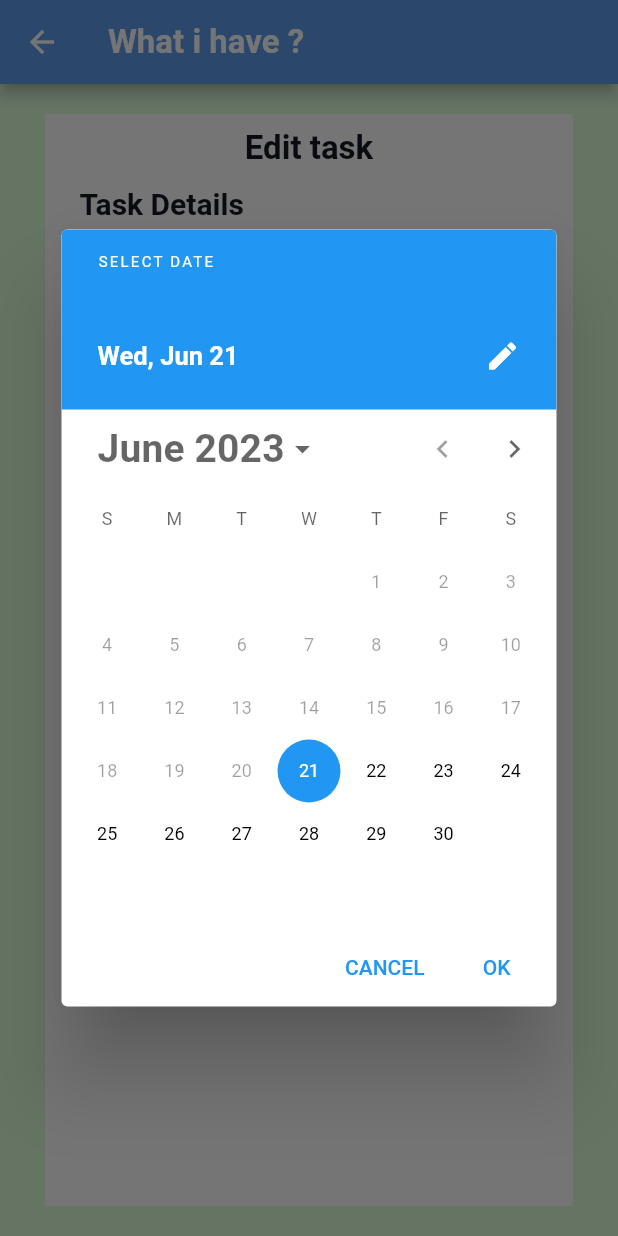
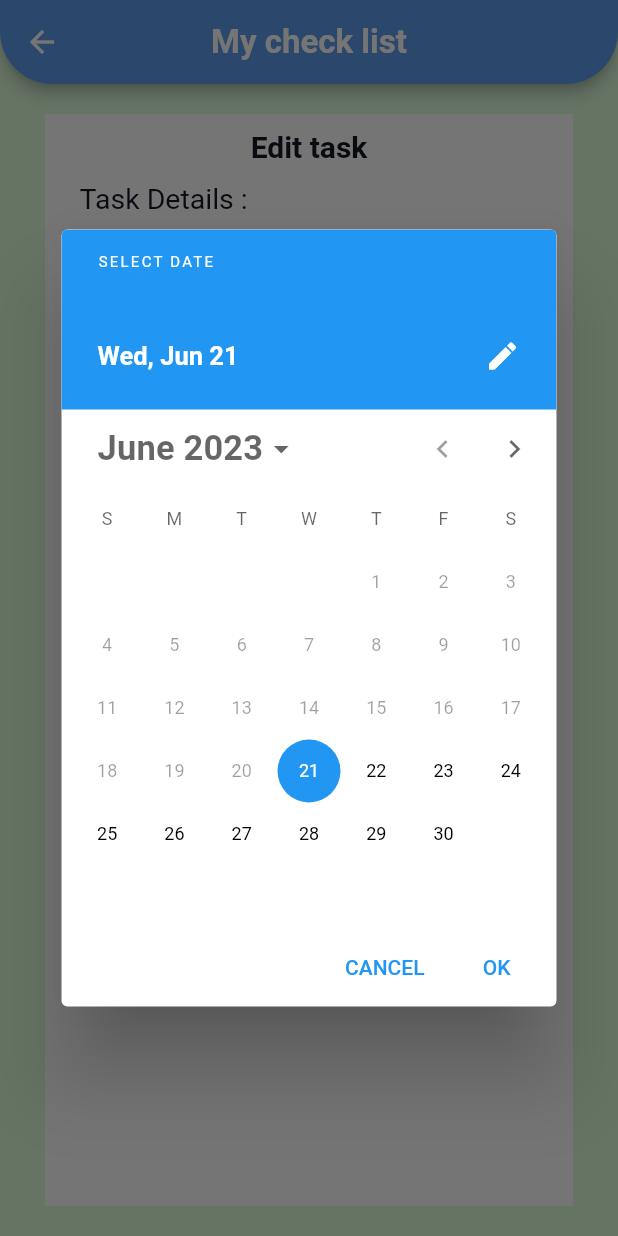
Before and after one commit to MarkMeme/check-list-app, a Flutter app: the EditTask screen opened by its route, after a tap on an icon or button, on a phone screen of 412 x 824 dp. Run offline on Flutter 3.47's test engine with Material 2 defaults, Android fonts, the phone set to English and light mode, and no system bars; our stand-ins replace calendar_timeline, cloud_firestore, firebase_core, flutter_slidable, shared_preferences; accounts and stored records are empty; generated files the repository leaves out were written again.

Commit message:
some edits

```diff
--- a/lib/home/home_page.dart
+++ b/lib/home/home_page.dart
@@ -1,4 +1,5 @@
 import 'package:flutter/material.dart';
+import 'package:flutter/services.dart';
 import 'package:flutter_gen/gen_l10n/app_localizations.dart';
 import 'package:provider/provider.dart';
 import 'package:to_do_app/settings_details/settings_tab.dart';
@@ -25,6 +26,14 @@ class _HomePageState extends State<HomePage> {
     return Scaffold(
       resizeToAvoidBottomInset: false,
       appBar: AppBar(
+        systemOverlayStyle: const SystemUiOverlayStyle(
+          statusBarColor: Colors.transparent,
+          // <-- SEE HERE
+          statusBarIconBrightness: Brightness.dark,
+          //<-- For Android SEE HERE (dark icons)
+          statusBarBrightness:
+              Brightness.light, //<-- For iOS SEE HERE (dark icons)
+        ),
         centerTitle: true,
         shape: const RoundedRectangleBorder(
             borderRadius: BorderRadius.only(
@@ -91,7 +100,7 @@ class _HomePageState extends State<HomePage> {
   void addTaskBottomSheet() {
     showModalBottomSheet(
       useSafeArea: true,
-      isScrollControlled: false,
+      isScrollControlled: true,
       enableDrag: false,
       context: context,
       builder: (context) => AddTaskBottomSheet(),
--- a/lib/l10n/app_en.arb
+++ b/lib/l10n/app_en.arb
@@ -1,5 +1,5 @@
 {
-  "toDoList": "What i have ?",
+  "toDoList": "My check list",
   "done": "Done !",
   "addNewTask": "Add New Task",
   "enterYourTask": "Enter Your Task",
--- a/lib/main.dart
+++ b/lib/main.dart
@@ -3,6 +3,7 @@ import 'package:firebase_core/firebase_core.dart';
 import 'package:flutter/material.dart';
 import 'package:flutter_gen/gen_l10n/app_localizations.dart';
 import 'package:provider/provider.dart';
+import 'package:shared_preferences/shared_preferences.dart';
 import 'package:to_do_app/providers/AppConfigProvider.dart';
 import 'package:to_do_app/task_details/edit_task.dart';
 import 'package:to_do_app/theme_data.dart';
@@ -15,16 +16,17 @@ void main() async {
   await FirebaseFirestore.instance.disableNetwork();
   runApp(ChangeNotifierProvider(
       create: (BuildContext context) => AppConfigProvider(),
-      child: const MyApp()));
+      child: MyApp()),
+  );
 }
 
 class MyApp extends StatelessWidget {
-  const MyApp({super.key});
-
+  late AppConfigProvider provider ;
   // This widget is the root of your application.
   @override
   Widget build(BuildContext context) {
-    var provider = Provider.of<AppConfigProvider>(context);
+    provider = Provider.of<AppConfigProvider>(context);
+    initSettings();
     return MaterialApp(
       debugShowCheckedModeBanner: false,
       initialRoute: HomePage.routeName,
@@ -40,4 +42,16 @@ class MyApp extends StatelessWidget {
       locale: Locale(provider.appLanguage),
     );
   }
+  Future<void> initSettings() async {
+    final SharedPreferences prefs = await SharedPreferences.getInstance();
+    String lang = prefs.getString("lang") ?? 'en';
+    provider.changeLanguage(lang);
+    String theme = prefs.getString("theme") ?? 'light' ;
+    if (theme == 'dark'){
+      provider.changeTheme(ThemeMode.dark);
+    }
+    else {
+      provider.changeTheme(ThemeMode.light);
+    }
+  }
 }
--- a/lib/providers/AppConfigProvider.dart
+++ b/lib/providers/AppConfigProvider.dart
@@ -1,21 +1,34 @@
 import 'package:cloud_firestore/cloud_firestore.dart';
 import 'package:flutter/material.dart';
+import 'package:shared_preferences/shared_preferences.dart';
 
 import '../firebase_funs.dart';
 import '../model/firebase_task.dart';
 
 class AppConfigProvider extends ChangeNotifier {
   String appLanguage = 'en';
-  ThemeMode appTheme = ThemeMode.light;
-
+  ThemeMode appTheme = ThemeMode.system;
   bool isNewDone = false;
 
-  void changeLanguage(String newLanguage) {
+  Future<void> changeTheme(ThemeMode newTheme) async {
+    if (newTheme == appTheme) {
+      return;
+    } else {
+      appTheme = newTheme;
+    }
+    final SharedPreferences prefs = await SharedPreferences.getInstance();
+    prefs.setString('theme', appTheme == ThemeMode.dark ?  'dark' : "light");
+    notifyListeners();
+  }
+
+  Future<void> changeLanguage(String newLanguage) async {
     if (newLanguage == appLanguage) {
       return;
     } else {
       appLanguage = newLanguage;
     }
+    final SharedPreferences prefs = await SharedPreferences.getInstance();
+    prefs.setString('lang', appLanguage);
     notifyListeners();
   }
 
@@ -24,15 +37,6 @@ class AppConfigProvider extends ChangeNotifier {
       return;
     } else {
       isNewDone = isDone;
-    }
-    notifyListeners();
-  }
-
-  void changeTheme(ThemeMode newTheme) {
-    if (newTheme == appTheme) {
-      return;
-    } else {
-      appTheme = newTheme;
     }
     notifyListeners();
   }
--- a/lib/task_details/edit_task.dart
+++ b/lib/task_details/edit_task.dart
@@ -45,8 +45,14 @@ class _EditTaskState extends State<EditTask> {
 
   @override
   Widget build(BuildContext context) {
+    var provider = Provider.of<AppConfigProvider>(context);
     return Scaffold(
         appBar: AppBar(
+          centerTitle: true,
+          shape: const RoundedRectangleBorder(
+              borderRadius: BorderRadius.only(
+                  bottomLeft: Radius.circular(35),
+                  bottomRight: Radius.circular(35))),
           title: Text(
             AppLocalizations.of(context)!.toDoList,
             style: Theme.of(context).textTheme.headline1,
@@ -55,7 +61,7 @@ class _EditTaskState extends State<EditTask> {
         body: Container(
           width: double.infinity,
           height: double.infinity,
-          padding: EdgeInsets.symmetric(vertical: 10, horizontal: 23),
+          padding: const EdgeInsets.symmetric(vertical: 10, horizontal: 23),
           color: Theme.of(context).textTheme.headline1?.color,
           margin:
               const EdgeInsets.only(top: 20, bottom: 20, left: 30, right: 30),
@@ -67,15 +73,16 @@ class _EditTaskState extends State<EditTask> {
                   children: [
                     Text(
                       AppLocalizations.of(context)!.taskTask,
-                      style: Theme.of(context).textTheme.headline3,
+                      style: Theme.of(context).textTheme.headline5,
                       textAlign: TextAlign.center,
                     ),
                     const SizedBox(
                       height: 12,
                     ),
                     Text(
-                      AppLocalizations.of(context)!.taskDetails,
-                      style: Theme.of(context).textTheme.headline5,
+                      "${AppLocalizations.of(context)!.taskDetails} :",
+                      style:Theme.of(context).textTheme.headline3
+                      ,
                     ),
                     const SizedBox(
                       height: 7,
@@ -101,7 +108,12 @@ class _EditTaskState extends State<EditTask> {
                                 }
                               },
                               decoration: InputDecoration(
-                                border: const UnderlineInputBorder(),
+                                border: UnderlineInputBorder(
+                                    borderSide: BorderSide(
+                                      color: provider.appTheme == ThemeMode.light
+                                          ? MyThemeData.blackColor
+                                          : MyThemeData.whiteColor,
+                                    )),
                                 hintText:
                                     AppLocalizations.of(context)!.theTitle,
                                 hintStyle:
@@ -128,13 +140,10 @@ class _EditTaskState extends State<EditTask> {
                               decoration: InputDecoration(
                                   border: UnderlineInputBorder(
                                       borderSide: BorderSide(
-                                    color:
-                                        Provider.of<AppConfigProvider>(context)
-                                                    .appTheme ==
-                                                ThemeMode.light
+                                        color: provider.appTheme == ThemeMode.light
                                             ? MyThemeData.blackColor
                                             : MyThemeData.whiteColor,
-                                  )),
+                                      )),
                                   hintText:
                                       AppLocalizations.of(context)!.description,
                                   hintStyle:
@@ -160,8 +169,8 @@ class _EditTaskState extends State<EditTask> {
                       height: 35,
                     ),
                     Text(
-                      AppLocalizations.of(context)!.selectDate,
-                      style: Theme.of(context).textTheme.headline5,
+                      "${AppLocalizations.of(context)!.selectDate} :",
+                      style: Theme.of(context).textTheme.headline3,
                     ),
                     const SizedBox(height: 18),
                     InkWell(
--- a/lib/theme_data.dart
+++ b/lib/theme_data.dart
@@ -20,13 +20,14 @@ class MyThemeData {
       headline1: TextStyle(
           color: whiteColor, fontSize: 22, fontWeight: FontWeight.bold),
       headline2: TextStyle(
-          color: primaryLight, fontWeight: FontWeight.bold, fontSize: 26),
+          color: primaryLight, fontWeight: FontWeight.bold, fontSize: 23),
       subtitle2: TextStyle(
-          color: greenColor, fontWeight: FontWeight.bold, fontSize: 26),
+          color: greenColor, fontWeight: FontWeight.bold, fontSize: 23),
       subtitle1:
           TextStyle(color: redColor, fontWeight: FontWeight.bold, fontSize: 22),
       headline3: TextStyle(
-          color: blackColor, fontWeight: FontWeight.bold, fontSize: 22),
+          color: blackColor//, fontWeight: FontWeight.bold
+          , fontSize: 19),
       headline4: TextStyle(
           color: greyLight, fontWeight: FontWeight.bold, fontSize: 17),
       headline5: TextStyle(
@@ -52,13 +53,14 @@ class MyThemeData {
         headline1: TextStyle(
             color: blackColor, fontSize: 22, fontWeight: FontWeight.bold),
         headline2: TextStyle(
-            color: primaryLight, fontWeight: FontWeight.bold, fontSize: 22),
+            color: primaryLight, fontWeight: FontWeight.bold, fontSize: 23),
         subtitle2: TextStyle(
-            color: greenColor, fontWeight: FontWeight.bold, fontSize: 26),
+            color: greenColor, fontWeight: FontWeight.bold, fontSize: 23),
         subtitle1: TextStyle(
             color: redColor, fontWeight: FontWeight.bold, fontSize: 18),
         headline3: TextStyle(
-            color: whiteColor, fontWeight: FontWeight.bold, fontSize: 18),
+            color: whiteColor//, fontWeight: FontWeight.bold
+            , fontSize: 19),
         headline4: TextStyle(
             color: greyLight, fontWeight: FontWeight.bold, fontSize: 17),
         headline5: TextStyle(
--- a/pubspec.yaml
+++ b/pubspec.yaml
@@ -45,6 +45,8 @@ dependencies:
   flutter_slidable: ^2.0.0
   calendar_timeline: ^1.1.0
   easy_date_timeline: ^0.0.6
+  shared_preferences: ^2.1.2
+
 
 
 dev_dependencies:
```
Also changed, not shown: lib/task_details/add_task_bottom_sheet.dart (+14 -7 lines), lib/task_details/task_item.dart (+11 -9 lines), pubspec.lock, 3 other files.
